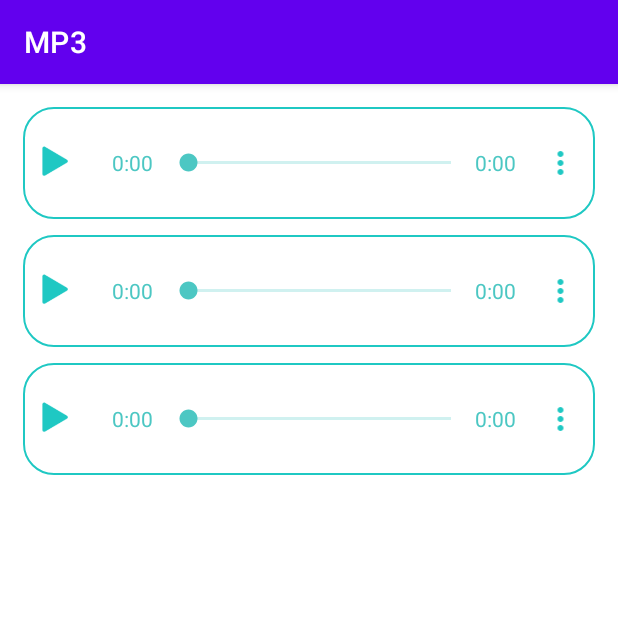
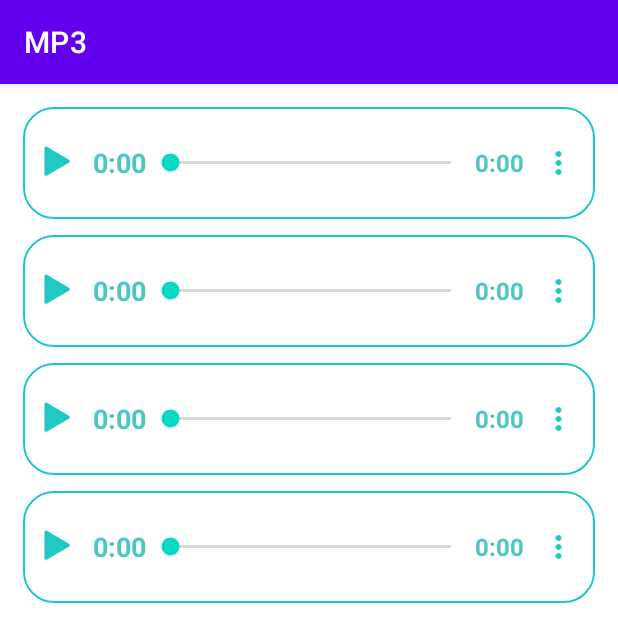
Before and after one commit to mosayeb-masoumi/MP3list, an Android app: the screen it shows after launch (MainActivity), on a phone screen of 412 x 824 dp. Shown: the top 642 px of the screen. Run offline under Robolectric (Android 15) with nearby library versions, the phone set to English and light mode, and no system bars; libraries missing offline, so code that uses them is left out: com.google.android.exoplayer2, com.potyvideo.library; plain views replace AndExoPlayerView, PlayerView.

Commit message:
huge changes

```diff
--- a/app/src/main/AndroidManifest.xml
+++ b/app/src/main/AndroidManifest.xml
@@ -1,6 +1,8 @@
 <?xml version="1.0" encoding="utf-8"?>
 <manifest xmlns:android="http://schemas.android.com/apk/res/android"
     package="com.example.mp3">
+
+    <uses-permission  android:name="android.permission.INTERNET"/>
 
     <application
         android:allowBackup="true"
@@ -8,6 +10,7 @@
         android:label="@string/app_name"
         android:roundIcon="@mipmap/ic_launcher_round"
         android:supportsRtl="true"
+        android:usesCleartextTraffic="true"
         android:theme="@style/Theme.MP3">
         <activity android:name=".MainActivity">
             <intent-filter>
--- a/app/src/main/java/com/example/mp3/AudioAdapter.java
+++ b/app/src/main/java/com/example/mp3/AudioAdapter.java
@@ -2,8 +2,10 @@ package com.example.mp3;
 
 import android.content.Context;
 import android.view.LayoutInflater;
+import android.view.MotionEvent;
 import android.view.View;
 import android.view.ViewGroup;
+import android.widget.SeekBar;
 
 import androidx.annotation.NonNull;
 import androidx.recyclerview.widget.RecyclerView;
@@ -15,9 +17,12 @@ public class AudioAdapter extends RecyclerView.Adapter<AudioViewHolder> {
     List<String> links;
     Context context;
 
+
     public AudioAdapter(List<String> links, Context context) {
         this.links = links;
         this.context = context;
+
+
     }
 
     @NonNull
@@ -29,7 +34,6 @@ public class AudioAdapter extends RecyclerView.Adapter<AudioViewHolder> {
 
     @Override
     public void onBindViewHolder(@NonNull AudioViewHolder holder, int position) {
-
         String model = links.get(position);
         holder.bindData(model);
         holder.setOnAudioHolderListener(listener, model, position);
--- a/app/src/main/java/com/example/mp3/AudioItemInteraction.java
+++ b/app/src/main/java/com/example/mp3/AudioItemInteraction.java
@@ -1,7 +1,15 @@
 package com.example.mp3;
+
+import android.media.MediaPlayer;
+import android.os.Handler;
+import android.widget.SeekBar;
+import android.widget.TextView;
 
 public interface AudioItemInteraction {
 
-    void audioListItemOnClick(String model, int position);
+    void playItemOnClick(String model, int position, SeekBar seekbar, TextView textCurrentTime,
+                         TextView textTotalDuration, MediaPlayer mediaPlayer);
+    void pauseItemOnClick(String model, int position, SeekBar seekbar, TextView textCurrentTime,
+                          TextView textTotalDuration, MediaPlayer mediaPlayer, Handler handler);
 
 }
--- a/app/src/main/java/com/example/mp3/AudioViewHolder.java
+++ b/app/src/main/java/com/example/mp3/AudioViewHolder.java
@@ -1,5 +1,9 @@
 package com.example.mp3;
 
+import android.annotation.SuppressLint;
+import android.media.MediaPlayer;
+import android.os.Handler;
+import android.view.MotionEvent;
 import android.view.View;
 import android.widget.ImageView;
 import android.widget.LinearLayout;
@@ -7,6 +11,7 @@ import android.widget.ProgressBar;
 import android.widget.RelativeLayout;
 import android.widget.SeekBar;
 import android.widget.TextView;
+import android.widget.Toast;
 
 import androidx.annotation.NonNull;
 import androidx.recyclerview.widget.RecyclerView;
@@ -16,36 +21,175 @@ import com.potyvideo.library.AndExoPlayerView;
 
 public class AudioViewHolder extends RecyclerView.ViewHolder {
 
-    TextView startTime,endTime,title;
     LinearLayout menu;
-    RelativeLayout mainLay,play_lay;
-    ProgressBar loading;
-    SeekBar seekBar;
-    ImageView img,playPause;
-    AndExoPlayerView andExoPlayerView;
-    PlayerView c;
+    ImageView imgPlay ,imgPause;
+    TextView textCurrentTime, textTotalDuration;
+    SeekBar seekbar;
+    ProgressBar progressBar;
 
+    MediaPlayer mediaPlayer;
+
+    Handler handler;
+
+
+
+    @SuppressLint("ClickableViewAccessibility")
     public AudioViewHolder(@NonNull View itemView) {
         super(itemView);
+        menu = (LinearLayout) itemView.findViewById(R.id.menu);
+        imgPlay = itemView.findViewById(R.id.img_play);
+        imgPause = itemView.findViewById(R.id.img_pause);
+        textCurrentTime = itemView.findViewById(R.id.textCurrentTime);
+        textTotalDuration = itemView.findViewById(R.id.textTotalDuration);
+        seekbar = itemView.findViewById(R.id.seekbar);
+        progressBar = itemView.findViewById(R.id.progressbar);
 
-        startTime = (TextView) itemView.findViewById(R.id.start);
-        endTime = (TextView) itemView.findViewById(R.id.end);
-        title = (TextView) itemView.findViewById(R.id.title);
-        menu = (LinearLayout) itemView.findViewById(R.id.menu);
-        playPause = (ImageView) itemView.findViewById(R.id.playPause);
-        img = (ImageView) itemView.findViewById(R.id.img);
-        seekBar = (SeekBar) itemView.findViewById(R.id.seekbar);
-        mainLay=(RelativeLayout) itemView.findViewById(R.id.main);
-        play_lay=(RelativeLayout)itemView.findViewById(R.id.play_lay);
-        loading=(ProgressBar) itemView.findViewById(R.id.loading);
-        andExoPlayerView = itemView.findViewById(R.id.andExoPlayerView);
-        c= itemView.findViewById(R.id.exoplayerView);
-        itemView.findViewById(R.id.title).setSelected(true);
+
+        seekbar.setMax(100);
+        mediaPlayer = new MediaPlayer();
+        handler = new Handler();
+
+
+
+        mediaPlayer.setOnBufferingUpdateListener((mediaPlayer, i) -> seekbar.setSecondaryProgress(i));
+
+
+        mediaPlayer.setOnCompletionListener(mediaPlayer -> {
+            Constant.ISRUNNING = false;
+            seekbar.setProgress(0);
+            seekbar.setSecondaryProgress(0);
+            imgPlay.setVisibility(View.VISIBLE);
+            imgPause.setVisibility(View.GONE);
+            textCurrentTime.setText("0:00");
+            textTotalDuration.setText("0:00");
+            mediaPlayer.reset();
+//                 prepareMediaPlayer();
+        });
+
+
+
+        seekbar.setOnTouchListener((view, motionEvent) -> {
+
+            SeekBar seekBar = (SeekBar) view;
+            int playPosition = (mediaPlayer.getDuration() / 100)*seekBar.getProgress();
+            mediaPlayer.seekTo(playPosition);
+            textCurrentTime.setText(milliSecondToTimer(mediaPlayer.getCurrentPosition()));
+            return false;
+        });
+
+
+
+
+
     }
+
+
 
     public void bindData(String model) {
     }
 
-    public void setOnAudioHolderListener(AudioItemInteraction listener, String model, int position) {
+
+
+    public void setOnAudioHolderListener(AudioItemInteraction listener, String url, int position) {
+
+        imgPlay.setOnClickListener(v -> {
+
+            if(!Constant.ISRUNNING){
+                Constant.ISRUNNING = true;
+
+                imgPlay.setVisibility(View.GONE);
+                imgPause.setVisibility(View.VISIBLE);
+//                progressBar.setVisibility(View.VISIBLE);
+                prepareMediaPlayer(url);
+                mediaPlayer.start();
+                updateSeekbar();
+
+            }else{
+                Toast.makeText(itemView.getContext(), "stop running player", Toast.LENGTH_SHORT).show();
+            }
+
+        });
+
+        imgPause.setOnClickListener(v -> {
+            Constant.ISRUNNING = false;
+            imgPlay.setVisibility(View.VISIBLE);
+            imgPause.setVisibility(View.GONE);
+            progressBar.setVisibility(View.GONE);
+
+            if(mediaPlayer.isPlaying()){
+                handler.removeCallbacks(updater);
+                mediaPlayer.pause();
+            }
+
+        });
+
+
+        menu.setOnClickListener(v -> Toast.makeText(itemView.getContext(), "menu clicked!", Toast.LENGTH_SHORT).show());
+
+
+    }
+
+
+
+
+
+    private void prepareMediaPlayer(String url){
+
+        try {
+
+            mediaPlayer.setDataSource(url);
+            mediaPlayer.prepare();
+            textTotalDuration.setText(milliSecondToTimer(mediaPlayer.getDuration()));
+
+        }catch (Exception exception){
+
+            Toast.makeText(itemView.getContext(), ""+exception.getMessage(), Toast.LENGTH_SHORT).show();
+        }
+    }
+
+
+
+    private Runnable updater = new Runnable() {
+        @Override
+        public void run() {
+            updateSeekbar();
+            long currentDuration = mediaPlayer.getCurrentPosition();
+            textCurrentTime.setText(milliSecondToTimer(currentDuration));
+        }
+    };
+
+
+    private void updateSeekbar(){
+        if(mediaPlayer.isPlaying()){
+            seekbar.setProgress((int) (((float) mediaPlayer.getCurrentPosition() / mediaPlayer.getDuration()) *100 ));
+            handler.postDelayed(updater , 1000);
+        }
+
+    }
+
+
+
+
+
+    private String milliSecondToTimer (long milliSeconds){
+
+        String timerString ="";
+        String secondsString;
+        int hour = (int) (milliSeconds/(1000*60*60));
+        int minutes = (int) (milliSeconds % (1000*60*60)) /(1000*60);
+        int seconds = (int) ((milliSeconds % (1000*60*60)) %(1000*60)/1000);
+
+        if(hour > 0){
+            timerString =  hour + ":";
+        }
+
+        if(seconds<10){
+            secondsString = "0" + seconds;
+        }else{
+            secondsString = "" + seconds;
+        }
+
+        timerString = timerString + minutes + ":" + secondsString;
+        return timerString;
     }
 }
--- /dev/null
+++ b/app/src/main/java/com/example/mp3/Constant.java
@@ -0,0 +1,6 @@
+package com.example.mp3;
+
+public class Constant {
+
+    public static boolean ISRUNNING  = false;
+}
--- a/app/src/main/java/com/example/mp3/MainActivity.java
+++ b/app/src/main/java/com/example/mp3/MainActivity.java
@@ -4,7 +4,13 @@ import androidx.appcompat.app.AppCompatActivity;
 import androidx.recyclerview.widget.LinearLayoutManager;
 import androidx.recyclerview.widget.RecyclerView;
 
+import android.media.MediaPlayer;
 import android.os.Bundle;
+import android.os.Handler;
+import android.os.Looper;
+import android.widget.SeekBar;
+import android.widget.TextView;
+import android.widget.Toast;
 
 import java.util.ArrayList;
 import java.util.List;
@@ -13,6 +19,7 @@ public class MainActivity extends AppCompatActivity {
 
     RecyclerView recyclerView;
     AudioAdapter adapter;
+
     @Override
     protected void onCreate(Bundle savedInstanceState) {
         super.onCreate(savedInstanceState);
@@ -22,15 +29,19 @@ public class MainActivity extends AppCompatActivity {
 
         List<String> links = new ArrayList<>();
         links.add("https://file-examples-com.github.io/uploads/2017/11/file_example_MP3_700KB.mp3");
-        links.add("https://file-examples-com.github.io/uploads/2017/11/file_example_MP3_1MG.mp3");
-        links.add("https://file-examples-com.github.io/uploads/2017/11/file_example_MP3_2MG.mp3");
+        links.add("https://file-examples-com.github.io/uploads/2017/11/file_example_MP3_700KB.mp3");
+        links.add("https://file-examples-com.github.io/uploads/2017/11/file_example_MP3_700KB.mp3");
+        links.add("https://file-examples-com.github.io/uploads/2017/11/file_example_MP3_700KB.mp3");
+//        links.add("https://file-examples-com.github.io/uploads/2017/11/file_example_MP3_1MG.mp3");
+//        links.add("https://file-examples-com.github.io/uploads/2017/11/file_example_MP3_2MG.mp3");
 
 
         LinearLayoutManager layoutManager = new LinearLayoutManager(this, LinearLayoutManager.VERTICAL, false);
         recyclerView.setLayoutManager(layoutManager);
         adapter = new AudioAdapter(links, this);
-//        adapter.setListener(this);
         recyclerView.setAdapter(adapter);
 
     }
+
+
 }
--- a/app/src/main/res/drawable/play_selector.xml
+++ /dev/null
@@ -1,4 +0,0 @@
-<selector xmlns:android="http://schemas.android.com/apk/res/android">
-    <item android:state_checked="false" android:drawable="@drawable/polygon" />
-    <item android:state_checked="true" android:drawable="@drawable/pause_green" />
-</selector>
--- a/app/src/main/res/layout/row.xml
+++ b/app/src/main/res/layout/row.xml
@@ -1,119 +1,141 @@
 <?xml version="1.0" encoding="utf-8"?>
 <RelativeLayout xmlns:android="http://schemas.android.com/apk/res/android"
+    xmlns:app="http://schemas.android.com/apk/res-auto"
     android:layout_width="match_parent"
-    android:layout_height="85dp"
-    xmlns:app="http://schemas.android.com/apk/res-auto">
+    android:layout_height="85dp">
+
     <androidx.cardview.widget.CardView
         android:layout_width="match_parent"
+        android:layout_height="match_parent"
         android:layout_margin="5dp"
         android:elevation="0dp"
-        app:cardElevation="0dp"
         app:cardCornerRadius="15dp"
-        android:layout_height="match_parent">
+        app:cardElevation="0dp">
+
         <RelativeLayout
             android:id="@+id/main"
             android:layout_width="match_parent"
             android:layout_height="match_parent">
+
             <ImageView
+                android:id="@+id/img"
                 android:layout_width="match_parent"
                 android:layout_height="match_parent"
-                android:background="@drawable/shape_media"
-                android:id="@+id/img"/>
+                android:background="@drawable/shape_media" />
+
             <LinearLayout
                 android:layout_width="match_parent"
                 android:layout_height="match_parent"
                 android:gravity="center"
                 android:orientation="horizontal">
-                <ProgressBar
-                    android:id="@+id/loading"
-                    android:layout_weight="0.15"
-                    android:layout_width="0dp"
-                    android:visibility="gone"
-                    android:theme="@style/seekbarTheme"
-                    android:layout_height="30dp" />
+
                 <RelativeLayout
                     android:id="@+id/play_lay"
                     android:layout_width="0dp"
                     android:layout_height="match_parent"
                     android:layout_gravity="center"
-                    android:gravity="center"
-                    android:layout_weight="0.15">
+                    android:layout_weight="0.15"
+                    android:gravity="center">
+
                     <ImageView
-                        android:id="@+id/playPause"
+                        android:id="@+id/img_play"
                         android:layout_width="25dp"
-                        android:src="@drawable/play_selector"
-                        android:layout_height="40dp"/>
+                        android:layout_height="40dp"
+                        android:src="@drawable/play" />
+
+                    <ImageView
+                        android:id="@+id/img_pause"
+                        android:layout_width="25dp"
+                        android:layout_height="40dp"
+                        android:src="@drawable/pause"
+                        android:visibility="gone" />
+                    <ProgressBar
+                        android:layout_width="25dp"
+                        android:layout_height="40dp"
+                        android:visibility="gone"
+                        android:id="@+id/progressbar"/>
+
                 </RelativeLayout>
 
+
                 <TextView
-                    android:id="@+id/start"
-                    android:layout_width="50dp"
-                    android:layout_height="match_parent"
+                    android:id="@+id/textCurrentTime"
+                    android:layout_width="wrap_content"
+                    android:layout_height="wrap_content"
                     android:text="0:00"
-                    android:paddingLeft="8dp"
-                    android:gravity="center"
-                    android:textColor="#4cc7c3"/>
+                    android:textColor="#4cc7c3"
+                    android:textSize="18sp"
+                    android:textStyle="bold" />
+
+
                 <SeekBar
                     android:id="@+id/seekbar"
                     android:layout_width="0dp"
-                    android:theme="@style/seekbarTheme"
-                    android:layout_weight="0.7"
-                    android:layout_height="wrap_content"/>
+                    android:layout_height="wrap_content"
+                    android:layout_weight="0.7" />
+
+
                 <TextView
-                    android:id="@+id/end"
+                    android:id="@+id/textTotalDuration"
                     android:layout_width="wrap_content"
-                    android:layout_height="match_parent"
+                    android:layout_height="wrap_content"
                     android:text="0:00"
-                    android:paddingRight="8dp"
-                    android:gravity="center"
-                    android:textColor="#4cc7c3"/>
+                    android:textColor="#4cc7c3"
+                    android:textSize="16sp"
+                    android:textStyle="bold" />
+
+
                 <LinearLayout
                     android:id="@+id/menu"
                     android:layout_width="0dp"
+                    android:layout_height="match_parent"
+                    android:layout_gravity="center|right"
                     android:layout_weight="0.15"
-                    android:orientation="vertical"
-                    android:layout_gravity="center|right"
                     android:gravity="center|right"
-                    android:layout_height="match_parent">
+                    android:orientation="vertical">
+
                     <ImageView
                         android:layout_width="30dp"
-                        android:layout_gravity="center"
                         android:layout_height="wrap_content"
                         android:layout_centerVertical="true"
-                        android:src="@drawable/more_green"/>
+                        android:layout_gravity="center"
+                        android:src="@drawable/more_green" />
                 </LinearLayout>
 
             </LinearLayout>
+
             <TextView
                 android:id="@+id/title"
                 android:layout_width="match_parent"
                 android:layout_height="30dp"
-                android:gravity="center"
+                android:layout_alignParentBottom="true"
                 android:layout_marginLeft="30dp"
                 android:layout_marginRight="30dp"
                 android:ellipsize="marquee"
+                android:gravity="center"
+                android:marqueeRepeatLimit="marquee_forever"
                 android:scrollHorizontally="true"
                 android:selectAllOnFocus="true"
-                android:marqueeRepeatLimit="marquee_forever"
                 android:singleLine="true"
-                android:textSize="11sp"
                 android:textColor="#00a5a5"
-                android:layout_alignParentBottom="true"/>
+                android:textSize="11sp" />
+
             <LinearLayout
                 android:layout_width="match_parent"
                 android:layout_height="wrap_content"
+                android:layout_alignParentBottom="true"
                 android:background="#000000"
-                android:layout_alignParentBottom="true"
                 android:orientation="horizontal">
+
                 <com.potyvideo.library.AndExoPlayerView
                     android:id="@+id/andExoPlayerView"
                     android:layout_width="0dp"
+                    android:layout_height="wrap_content"
                     android:layout_weight="0.9"
-                    android:layout_height="wrap_content"
+                    android:visibility="gone"
                     app:andexo_aspect_ratio="aspect_mp3"
                     app:andexo_full_screen="true"
                     app:andexo_loop="finite"
-                    android:visibility="gone"
                     app:andexo_play_when_ready="true"
                     app:andexo_resize_mode="Fit"
                     app:andexo_show_controller="true" />
@@ -125,8 +147,7 @@
                     android:visibility="gone"
                     app:layout_constraintEnd_toEndOf="parent"
                     app:layout_constraintStart_toStartOf="parent"
-                    app:layout_constraintTop_toTopOf="parent">
-                </com.google.android.exoplayer2.ui.PlayerView>
+                    app:layout_constraintTop_toTopOf="parent"></com.google.android.exoplayer2.ui.PlayerView>
             </LinearLayout>
 
         </RelativeLayout>
```
Also changed, not shown: app/src/main/res/drawable/pause.png (renamed from app/src/main/res/drawable/pause_green.png), app/src/main/res/drawable/play.png (renamed from app/src/main/res/drawable/polygon.png).
